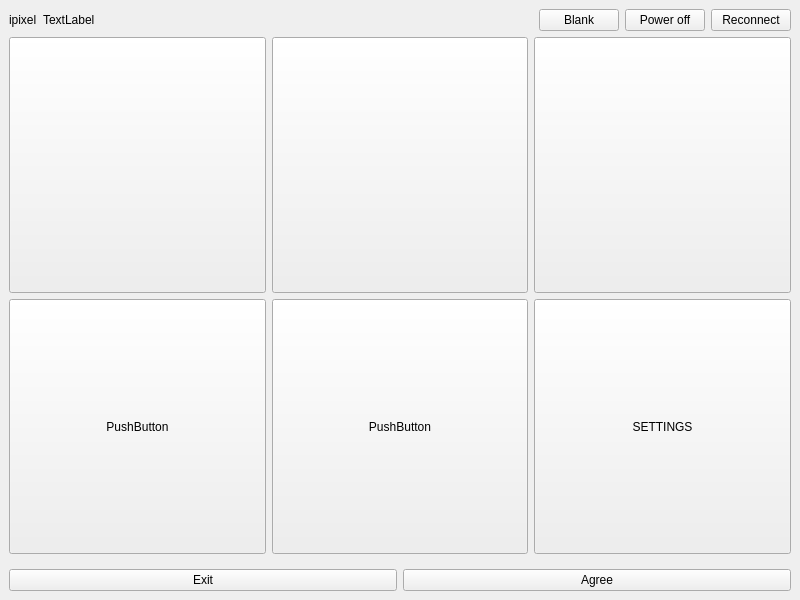
Qt form mainwindow.ui (wojtasek3221/pypixelgui) before a commit.
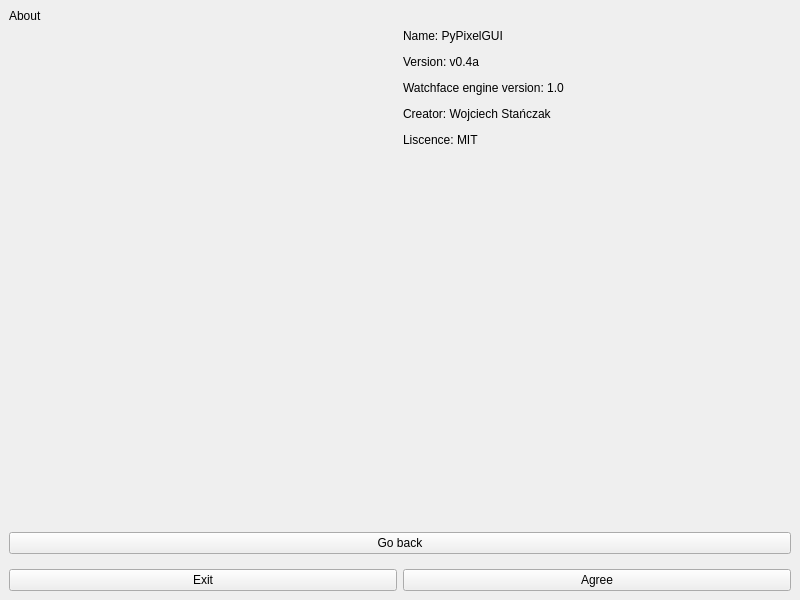
The same form after that commit. The open tabs and pages were chosen to show the change. Icons and pictures are not drawn.

Patch:
```diff
--- a/mainwindow.ui
+++ b/mainwindow.ui
@@ -448,8 +448,11 @@
                <verstretch>0</verstretch>
               </sizepolicy>
              </property>
+             <property name="styleSheet">
+              <string notr="true">image: url(:/icons/icons/settings.svg);</string>
+             </property>
              <property name="text">
-              <string>SETTINGS</string>
+              <string/>
              </property>
             </widget>
            </item>
@@ -462,7 +465,7 @@
               </sizepolicy>
              </property>
              <property name="text">
-              <string>PushButton</string>
+              <string>Music</string>
              </property>
             </widget>
            </item>
@@ -1104,6 +1107,101 @@
         </item>
        </layout>
       </widget>
+      <widget class="QWidget" name="page_11">
+       <layout class="QVBoxLayout" name="verticalLayout_14">
+        <item>
+         <widget class="QLabel" name="label_27">
+          <property name="sizePolicy">
+           <sizepolicy hsizetype="Preferred" vsizetype="Maximum">
+            <horstretch>0</horstretch>
+            <verstretch>0</verstretch>
+           </sizepolicy>
+          </property>
+          <property name="text">
+           <string>About</string>
+          </property>
+         </widget>
+        </item>
+        <item>
+         <widget class="QWidget" name="widget_15" native="true">
+          <layout class="QHBoxLayout" name="horizontalLayout_7">
+           <property name="leftMargin">
+            <number>0</number>
+           </property>
+           <property name="topMargin">
+            <number>0</number>
+           </property>
+           <property name="rightMargin">
+            <number>0</number>
+           </property>
+           <property name="bottomMargin">
+            <number>0</number>
+           </property>
+           <item>
+            <widget class="QFrame" name="frame">
+             <property name="styleSheet">
+              <string notr="true">image: url(:/icons/icons/icon.svg);</string>
+             </property>
+             <property name="frameShape">
+              <enum>QFrame::Shape::NoFrame</enum>
+             </property>
+             <property name="frameShadow">
+              <enum>QFrame::Shadow::Plain</enum>
+             </property>
+            </widget>
+           </item>
+           <item>
+            <widget class="QLabel" name="label_28">
+             <property name="text">
+              <string>&lt;html&gt;&lt;head/&gt;&lt;body&gt;&lt;p&gt;Name: PyPixelGUI&lt;/p&gt;&lt;p&gt;Version: v0.4a&lt;/p&gt;&lt;p&gt;Watchface engine version: 1.0&lt;/p&gt;&lt;p&gt;Creator: Wojciech Stańczak&lt;/p&gt;&lt;p&gt;Liscence: MIT&lt;/p&gt;&lt;/body&gt;&lt;/html&gt;</string>
+             </property>
+             <property name="alignment">
+              <set>Qt::AlignmentFlag::AlignLeading|Qt::AlignmentFlag::AlignLeft|Qt::AlignmentFlag::AlignTop</set>
+             </property>
+            </widget>
+           </item>
+          </layout>
+         </widget>
+        </item>
+        <item>
+         <widget class="QPushButton" name="pushButton_29">
+          <property name="text">
+           <string>Go back</string>
+          </property>
+         </widget>
+        </item>
+       </layout>
+      </widget>
+      <widget class="QWidget" name="page_12">
+       <layout class="QVBoxLayout" name="verticalLayout_15">
+        <item>
+         <widget class="QLabel" name="label_29">
+          <property name="sizePolicy">
+           <sizepolicy hsizetype="Preferred" vsizetype="Maximum">
+            <horstretch>0</horstretch>
+            <verstretch>0</verstretch>
+           </sizepolicy>
+          </property>
+          <property name="text">
+           <string>Music</string>
+          </property>
+          <property name="alignment">
+           <set>Qt::AlignmentFlag::AlignCenter</set>
+          </property>
+         </widget>
+        </item>
+        <item>
+         <widget class="QPushButton" name="pushButton_30">
+          <property name="text">
+           <string>Start visualyzer</string>
+          </property>
+         </widget>
+        </item>
+        <item>
+         <widget class="QWidget" name="widget_16" native="true"/>
+        </item>
+       </layout>
+      </widget>
      </widget>
     </item>
     <item>
```
Left out of the diff: 10 changed lines with no effect on the pictures.
